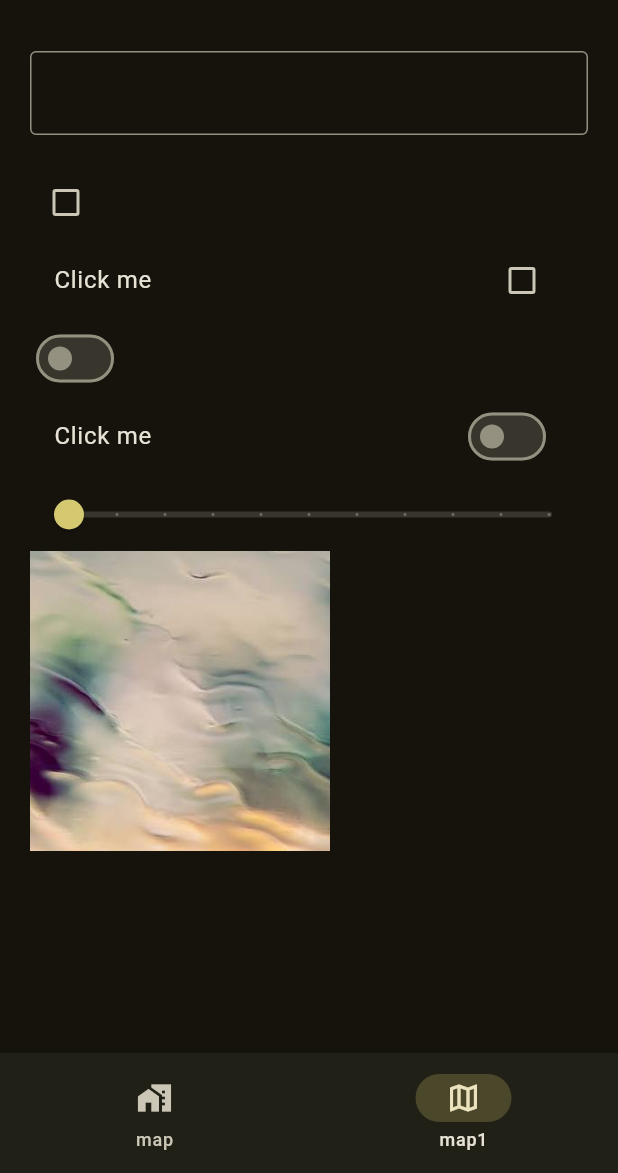
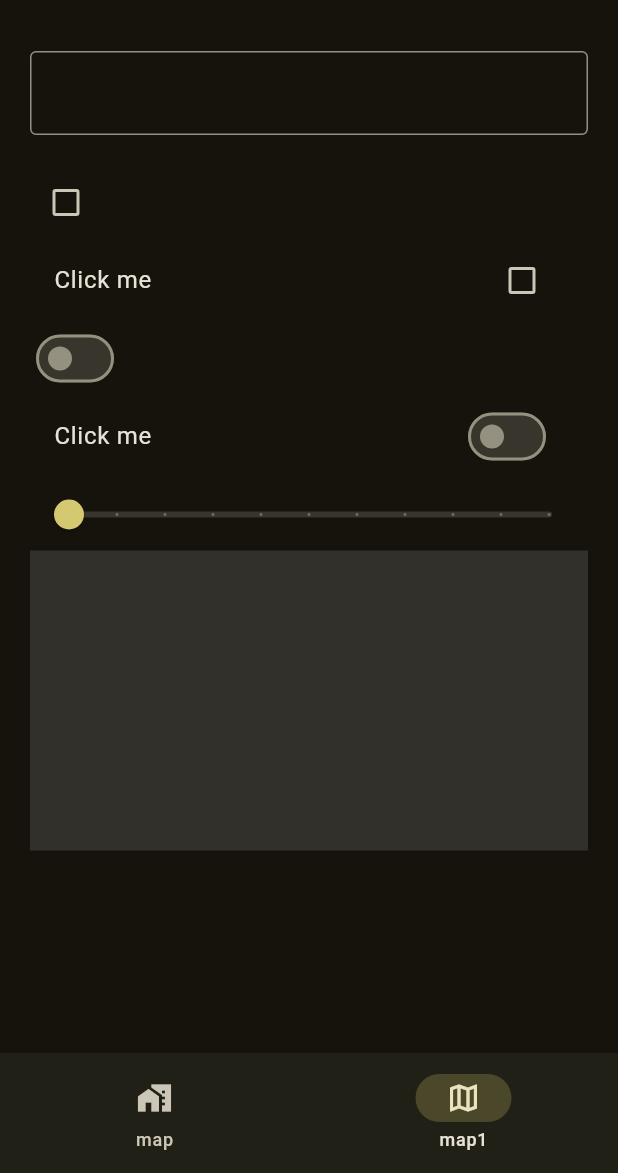
Before and after one commit to Abed-Al-Hussien-Saeed/learning-flutter-basics-, a Flutter app: the screen it shows after launch, item 2 of the bottom bar chosen, on a phone screen of 412 x 824 dp, the part 63-1236 px from its top. Run offline on Flutter 3.47's test engine with Material 3 defaults, Android fonts, the phone set to English and light mode, and no system bars.

Commit message:
inkwell same as GestureDetector but it give a splach and u can change it color of the splach and again same as GestureDetector

```diff
--- a/lib/Views/pages/Profilepage.dart
+++ b/lib/Views/pages/Profilepage.dart
@@ -77,15 +77,15 @@ class _ProfilePageState extends State<ProfilePage> {
                 print(Slidervalue);
               },
             ),
-            GestureDetector(
+            InkWell(
+              splashColor: Colors.red,
               onTap: () {
                 print("u tapped the image");
               },
-              child: Image.asset(
-                'assets/image/bg.jpg',
-                width: 200,
+              child: Container(
+                width: double.infinity,
                 height: 200,
-                fit: BoxFit.cover,
+                color: Colors.white12,
               ),
             ),
           ], //childrenof the column
```
